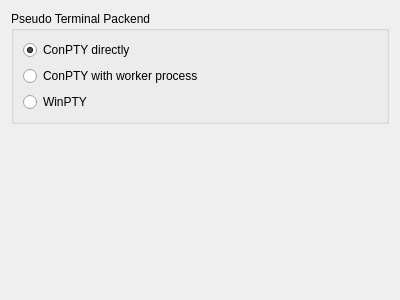
soramimi/Guitar, file src/SettingWindowsForm.ui: the form before one commit.
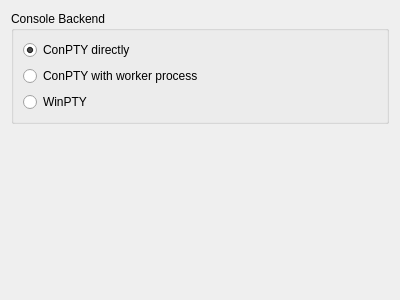
The form after the commit.

Commit message: Add configurable console backend selection for Windows with UI and persistence

```diff
--- a/src/SettingWindowsForm.ui
+++ b/src/SettingWindowsForm.ui
@@ -17,7 +17,7 @@
    <item>
     <widget class="QGroupBox" name="groupBox">
      <property name="title">
-      <string>Pseudo Terminal Packend</string>
+      <string>Console Backend</string>
      </property>
      <layout class="QVBoxLayout" name="verticalLayout">
       <item>
```
Left out of the diff: 2 changed lines with no effect on the pictures. The commit also changes 15 other files.
